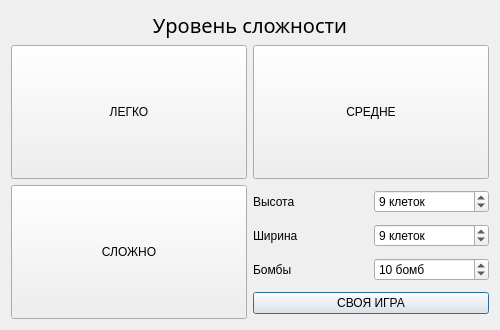
This is newgamedialog.ui in mrtokii/sweep-hard as Qt 5 draws it before an edit. The edited form follows.
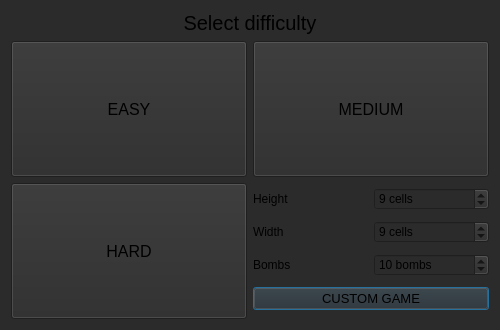
This is the edited form. Icons and pictures are not drawn.

Patch:
```diff
--- a/newgamedialog.ui
+++ b/newgamedialog.ui
@@ -24,7 +24,7 @@
     <normaloff>:/images/BombCell.png</normaloff>:/images/BombCell.png</iconset>
   </property>
   <property name="styleSheet">
-   <string notr="true"/>
+   <string notr="true">background-color: rgb(43, 43, 43);</string>
   </property>
   <layout class="QVBoxLayout" name="verticalLayout">
    <item>
@@ -33,7 +33,7 @@
       <widget class="QLabel" name="message1Label">
        <property name="font">
         <font>
-         <family>Segoe UI Light</family>
+         <family>Arial</family>
          <pointsize>15</pointsize>
         </font>
        </property>
@@ -41,7 +41,7 @@
         <string notr="true"/>
        </property>
        <property name="text">
-        <string>Уровень сложности</string>
+        <string>Select difficulty</string>
        </property>
        <property name="alignment">
         <set>Qt::AlignBottom|Qt::AlignHCenter</set>
@@ -56,15 +56,25 @@
       <layout class="QGridLayout" name="gridLayout_2">
        <item row="2" column="0">
         <widget class="QLabel" name="bombsLabel">
+         <property name="font">
+          <font>
+           <family>Arial</family>
+          </font>
+         </property>
          <property name="text">
-          <string>Бомбы</string>
+          <string>Bombs</string>
          </property>
         </widget>
        </item>
        <item row="1" column="1">
         <widget class="QSpinBox" name="customWidth">
+         <property name="font">
+          <font>
+           <family>Arial</family>
+          </font>
+         </property>
          <property name="suffix">
-          <string> клеток</string>
+          <string> cells</string>
          </property>
          <property name="minimum">
           <number>4</number>
@@ -76,8 +86,13 @@
        </item>
        <item row="0" column="1">
         <widget class="QSpinBox" name="customHeight">
+         <property name="font">
+          <font>
+           <family>Arial</family>
+          </font>
+         </property>
          <property name="suffix">
-          <string> клеток</string>
+          <string> cells</string>
          </property>
          <property name="prefix">
           <string/>
@@ -92,8 +107,13 @@
        </item>
        <item row="2" column="1">
         <widget class="QSpinBox" name="customBombs">
+         <property name="font">
+          <font>
+           <family>Arial</family>
+          </font>
+         </property>
          <property name="suffix">
-          <string> бомб</string>
+          <string> bombs</string>
          </property>
          <property name="minimum">
           <number>1</number>
@@ -108,22 +128,38 @@
        </item>
        <item row="1" column="0">
         <widget class="QLabel" name="widthLabel">
+         <property name="font">
+          <font>
+           <family>Arial</family>
+          </font>
+         </property>
          <property name="text">
-          <string>Ширина</string>
+          <string>Width</string>
          </property>
         </widget>
        </item>
        <item row="0" column="0">
         <widget class="QLabel" name="heightLabel">
+         <property name="font">
+          <font>
+           <family>Arial</family>
+          </font>
+         </property>
          <property name="text">
-          <string>Высота</string>
+          <string>Height</string>
          </property>
         </widget>
        </item>
        <item row="3" column="0" colspan="2">
         <widget class="QPushButton" name="startCustom">
+         <property name="font">
+          <font>
+           <family>Arial</family>
+           <pointsize>10</pointsize>
+          </font>
+         </property>
          <property name="text">
-          <string>СВОЯ ИГРА</string>
+          <string>CUSTOM GAME</string>
          </property>
         </widget>
        </item>
@@ -137,8 +173,24 @@
          <verstretch>0</verstretch>
         </sizepolicy>
        </property>
+       <property name="font">
+        <font>
+         <family>Arial</family>
+         <pointsize>12</pointsize>
+        </font>
+       </property>
        <property name="text">
-        <string>ЛЕГКО</string>
+        <string>EASY</string>
+       </property>
+       <property name="icon">
+        <iconset resource="resources.qrc">
+         <normaloff>:/images/Icons/star_green.png</normaloff>:/images/Icons/star_green.png</iconset>
+       </property>
+       <property name="iconSize">
+        <size>
+         <width>40</width>
+         <height>40</height>
+        </size>
        </property>
       </widget>
      </item>
@@ -150,8 +202,24 @@
          <verstretch>0</verstretch>
         </sizepolicy>
        </property>
+       <property name="font">
+        <font>
+         <family>Arial</family>
+         <pointsize>12</pointsize>
+        </font>
+       </property>
        <property name="text">
-        <string>СРЕДНЕ</string>
+        <string>MEDIUM</string>
+       </property>
+       <property name="icon">
+        <iconset resource="resources.qrc">
+         <normaloff>:/images/Icons/star_yellow.png</normaloff>:/images/Icons/star_yellow.png</iconset>
+       </property>
+       <property name="iconSize">
+        <size>
+         <width>40</width>
+         <height>40</height>
+        </size>
        </property>
       </widget>
      </item>
@@ -163,8 +231,24 @@
          <verstretch>0</verstretch>
         </sizepolicy>
        </property>
+       <property name="font">
+        <font>
+         <family>Arial</family>
+         <pointsize>12</pointsize>
+        </font>
+       </property>
        <property name="text">
-        <string>СЛОЖНО</string>
+        <string>HARD</string>
+       </property>
+       <property name="icon">
+        <iconset resource="resources.qrc">
+         <normaloff>:/images/Icons/star_red.png</normaloff>:/images/Icons/star_red.png</iconset>
+       </property>
+       <property name="iconSize">
+        <size>
+         <width>40</width>
+         <height>40</height>
+        </size>
        </property>
       </widget>
      </item>
```
Left out of the diff: 2 changed lines with no effect on the pictures.
